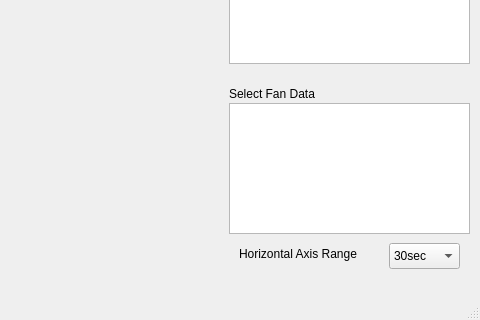
The window that mainwindow.ui (David-Vella/system-monitor) describes before a commit, drawn with Qt 5; both pictures show x 651 to 1131 and y 347 to 667 of the 1131 by 667 pixel window.
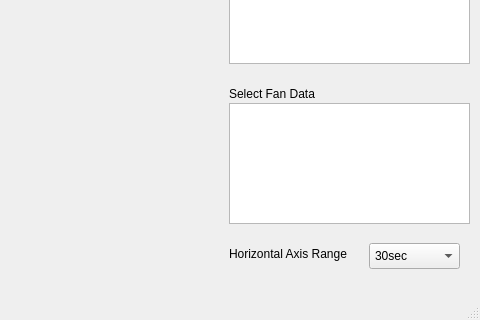
The same window after the commit. Custom widgets are drawn as their Qt base class.

```diff
--- a/mainwindow.ui
+++ b/mainwindow.ui
@@ -30,12 +30,15 @@
    <widget class="QComboBox" name="TimeDropDown">
     <property name="geometry">
      <rect>
-      <x>1040</x>
+      <x>1020</x>
       <y>590</y>
-      <width>71</width>
+      <width>91</width>
       <height>26</height>
      </rect>
     </property>
+    <property name="styleSheet">
+     <string notr="true">padding-left: 5px;</string>
+    </property>
     <item>
      <property name="text">
       <string>30sec</string>
@@ -70,7 +73,7 @@
    <widget class="QLabel" name="TimeLabel">
     <property name="geometry">
      <rect>
-      <x>890</x>
+      <x>880</x>
       <y>590</y>
       <width>141</width>
       <height>21</height>
@@ -168,7 +171,7 @@
       <x>880</x>
       <y>450</y>
       <width>241</width>
-      <height>131</height>
+      <height>121</height>
      </rect>
     </property>
    </widget>
```
